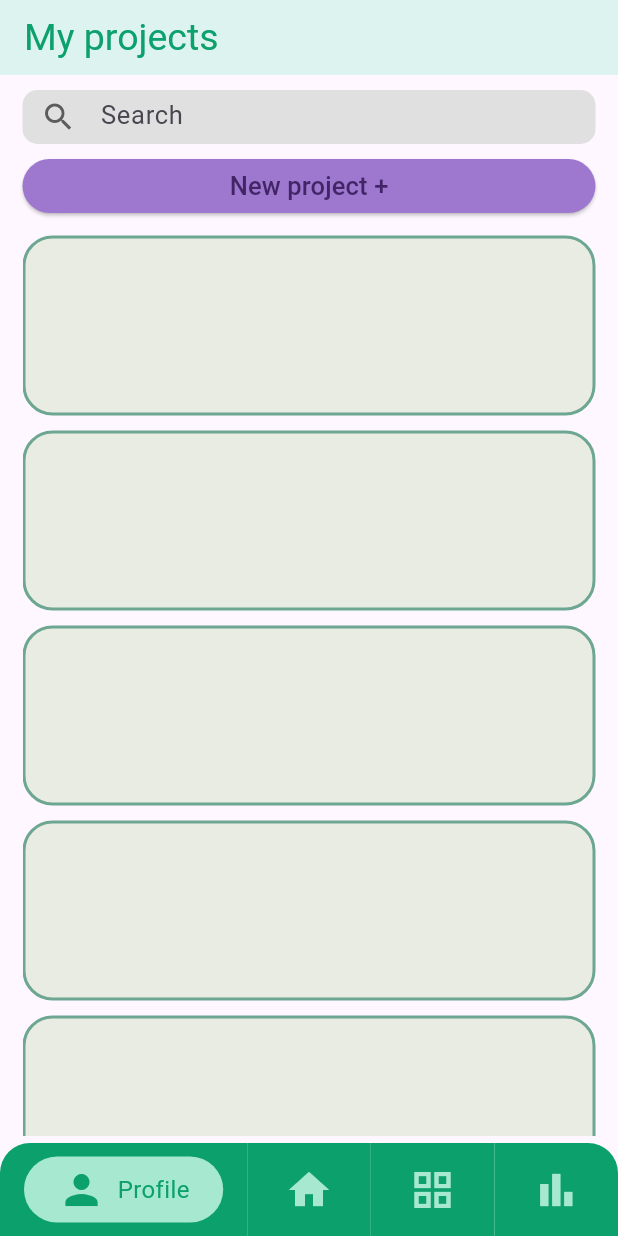
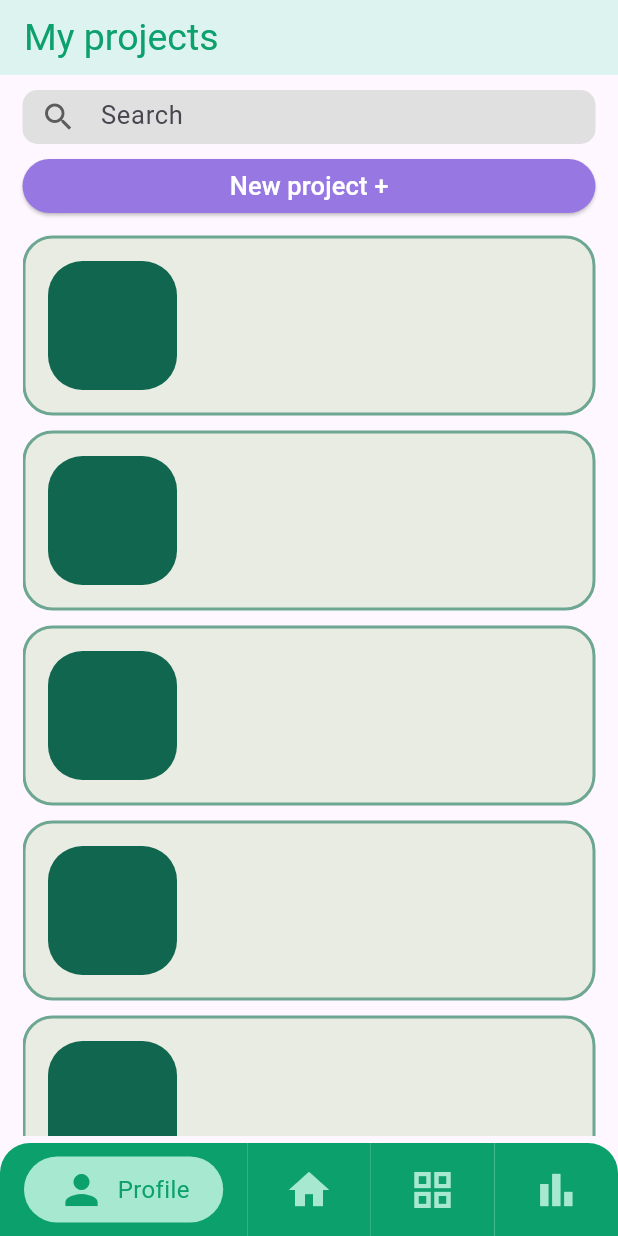
Before and after one commit to salo368/Mobile-Project-Final, a Flutter app: the screen it shows after launch, on a phone screen of 412 x 824 dp. Run offline on Flutter 3.47's test engine with Material 3 defaults, Android fonts, the phone set to English and light mode, and no system bars; our stand-ins replace get.

Commit message:
project resume update

```diff
--- a/lib/ui/projects/projects_page.dart
+++ b/lib/ui/projects/projects_page.dart
@@ -67,11 +67,11 @@ class _ProjectsPageState extends State<ProjectsPage> {
                           // Función que se ejecuta al presionar el botón
                         },
                         style: ButtonStyle(
-                          backgroundColor: MaterialStateProperty.all<Color>(const Color.fromARGB(255, 158, 119, 207)),
+                          backgroundColor: MaterialStateProperty.all<Color>(const Color.fromARGB(255, 151, 119, 226)),
                         ),
                         child: const Text(
                           'New project +',
-                          style: TextStyle(fontSize: 17.0,color: Color.fromARGB(255, 66, 37, 102)),
+                          style: TextStyle(fontSize: 17.0,color: Color.fromARGB(255, 255, 255, 255)),
                         ),
                       ),
                     ),
--- a/lib/ui/projects/projects_resume.dart
+++ b/lib/ui/projects/projects_resume.dart
@@ -19,8 +19,27 @@ class _ProjectResumeState extends State<ProjectResume> {
           border: Border.all(width: 2, color: const Color.fromARGB(255, 109, 166, 145)), // Borde de 2px
           color: const Color.fromARGB(255, 233, 236, 227),
         ),
+        child: Row(
+          children: [
+           Padding(
+              padding: const EdgeInsets.only(left: 15.0),
+              child: Container(
+                width: 86,
+                height: 86,
+                decoration: BoxDecoration(
+                  color: const Color.fromARGB(255, 17, 102, 79), // Color de ejemplo
+                  borderRadius: BorderRadius.circular(23.0), // Radio de las esquinas
+                ),
+              ),
+            ),
+            Expanded(
+              child: Container(
+                 // Color de ejemplo
+              ),
+            ),
+          ],
+        ),
       ),
     );
   }
 }
-//(244, 246, 238)
```
